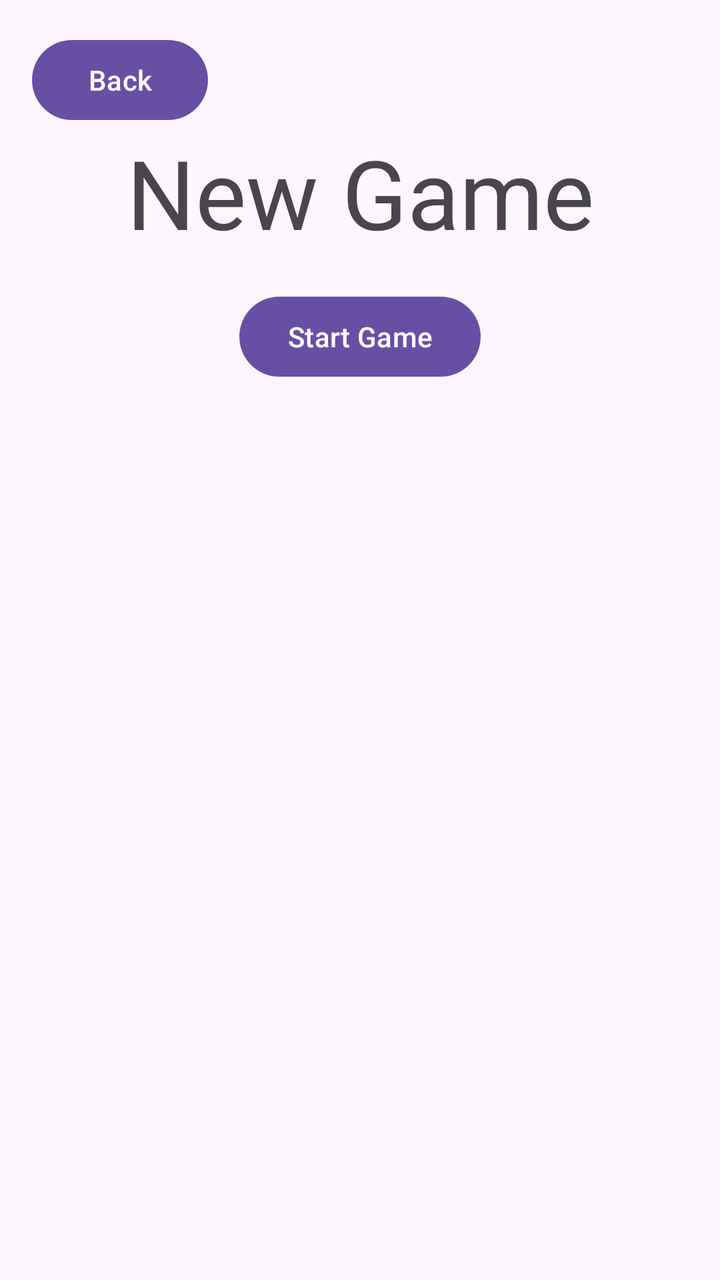
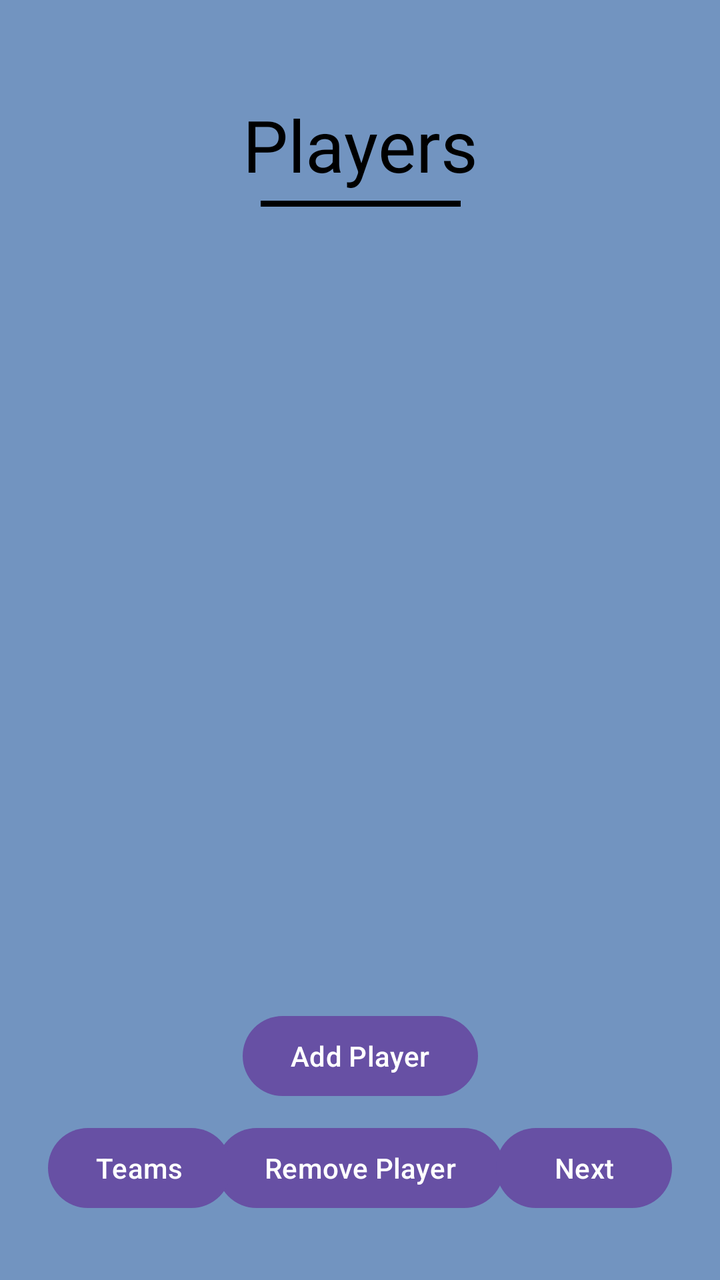

Before-and-after screenshots of an Android layout around one commit, followed by the original layout XML and the change that was made.
<!-- AndroidManifest.xml: application theme Theme.Final -->
<!-- res/layout/activity_start.xml -->
<?xml version="1.0" encoding="utf-8"?>
<androidx.constraintlayout.widget.ConstraintLayout xmlns:android="http://schemas.android.com/apk/res/android"
    xmlns:app="http://schemas.android.com/apk/res-auto"
    xmlns:tools="http://schemas.android.com/tools"
    android:id="@+id/main"
    android:layout_width="match_parent"
    android:layout_height="match_parent"
    tools:context=".Start">

    <Button
        android:id="@+id/button4"
        android:layout_width="wrap_content"
        android:layout_height="wrap_content"
        android:layout_marginStart="16dp"
        android:layout_marginTop="16dp"
        android:onClick="onBackPressed"
        android:text="Back"
        app:layout_constraintStart_toStartOf="parent"
        app:layout_constraintTop_toTopOf="parent" />

    <TextView
        android:id="@+id/textView3"
        android:layout_width="wrap_content"
        android:layout_height="wrap_content"
        android:text="New Game"
        android:textSize="48sp"
        app:layout_constraintEnd_toEndOf="parent"
        app:layout_constraintStart_toStartOf="parent"
        app:layout_constraintTop_toBottomOf="@+id/button4" />

    <Button
        android:id="@+id/button5"
        android:layout_width="wrap_content"
        android:layout_height="wrap_content"
        android:layout_marginTop="16dp"
        android:onClick="onStartGamePressed"
        android:text="Start Game"
        app:layout_constraintEnd_toEndOf="parent"
        app:layout_constraintStart_toStartOf="parent"
        app:layout_constraintTop_toBottomOf="@+id/textView3" />
</androidx.constraintlayout.widget.ConstraintLayout>
<!-- resources referenced by this layout -->
<resources>
  <style name="Theme.Final" parent="Base.Theme.Final" />
  <style name="Base.Theme.Final" parent="Theme.Material3.DayNight.NoActionBar">
          
          
      </style>
</resources>

<!-- the commit's change to res/layout/activity_start.xml (unified diff, before → after) -->
@@ -5,37 +5,103 @@
     android:id="@+id/main"
     android:layout_width="match_parent"
     android:layout_height="match_parent"
+    android:background="#7294C0"
     tools:context=".Start">
 
-    <Button
-        android:id="@+id/button4"
+    <TextView
+        android:id="@+id/tvTitle"
         android:layout_width="wrap_content"
         android:layout_height="wrap_content"
-        android:layout_marginStart="16dp"
-        android:layout_marginTop="16dp"
-        android:onClick="onBackPressed"
-        android:text="Back"
+        android:layout_marginTop="48dp"
+        android:text="Players"
+        android:textSize="36sp"
+        android:textColor="#000000"
+        app:layout_constraintEnd_toEndOf="parent"
         app:layout_constraintStart_toStartOf="parent"
         app:layout_constraintTop_toTopOf="parent" />
 
-    <TextView
-        android:id="@+id/textView3"
+    <View
+        android:id="@+id/titleDivider"
+        android:layout_width="100dp"
+        android:layout_height="3dp"
+        android:layout_marginTop="4dp"
+        android:background="#000000"
+        app:layout_constraintEnd_toEndOf="@+id/tvTitle"
+        app:layout_constraintStart_toStartOf="@+id/tvTitle"
+        app:layout_constraintTop_toBottomOf="@+id/tvTitle" />
+
+    
+    <View
+        android:id="@+id/teamsDivider"
+        android:layout_width="3dp"
+        android:layout_height="0dp"
+        android:layout_marginTop="16dp"
+        android:layout_marginBottom="16dp"
+        android:background="#000000"
+        android:visibility="gone"
+        app:layout_constraintBottom_toTopOf="@+id/btnAddPlayer"
+        app:layout_constraintEnd_toEndOf="parent"
+        app:layout_constraintStart_toStartOf="parent"
+        app:layout_constraintTop_toBottomOf="@+id/titleDivider" />
+
+    <ScrollView
+        android:id="@+id/scrollViewPlayers"
+        android:layout_width="0dp"
+        android:layout_height="0dp"
+        android:layout_marginTop="16dp"
+        android:layout_marginBottom="16dp"
+        app:layout_constraintBottom_toTopOf="@+id/btnAddPlayer"
+        app:layout_constraintEnd_toEndOf="parent"
+        app:layout_constraintStart_toStartOf="parent"
+        app:layout_constraintTop_toBottomOf="@+id/titleDivider">
+
+        
+        <TableLayout
+            android:id="@+id/tablePlayerList"
+            android:layout_width="match_parent"
+            android:layout_height="wrap_content"
+            android:padding="16dp"
+            android:stretchColumns="0,1" />
+    </ScrollView>
+
+    <Button
+        android:id="@+id/btnAddPlayer"
         android:layout_width="wrap_content"
         android:layout_height="wrap_content"
-        android:text="New Game"
-        android:textSize="48sp"
+        android:layout_marginBottom="8dp"
+        android:text="Add Player"
+        app:layout_constraintBottom_toTopOf="@+id/btnRemovePlayer"
         app:layout_constraintEnd_toEndOf="parent"
-        app:layout_constraintStart_toStartOf="parent"
-        app:layout_constraintTop_toBottomOf="@+id/button4" />
+        app:layout_constraintStart_toStartOf="parent" />
 
     <Button
-        android:id="@+id/button5"
+        android:id="@+id/btnRemovePlayer"
         android:layout_width="wrap_content"
         android:layout_height="wrap_content"
-        android:layout_marginTop="16dp"
+        android:layout_marginBottom="32dp"
+        android:text="Remove Player"
+        app:layout_constraintBottom_toBottomOf="parent"
+        app:layout_constraintEnd_toEndOf="parent"
+        app:layout_constraintStart_toStartOf="parent" />
+
+    <Button
+        android:id="@+id/btnToggleTeams"
+        android:layout_width="wrap_content"
+        android:layout_height="wrap_content"
+        android:layout_marginStart="24dp"
+        android:layout_marginBottom="32dp"
+        android:text="Teams"
+        app:layout_constraintBottom_toBottomOf="parent"
+        app:layout_constraintStart_toStartOf="parent" />
+
+    <Button
+        android:id="@+id/btnNext"
+        android:layout_width="wrap_content"
+        android:layout_height="wrap_content"
+        android:layout_marginEnd="24dp"
+        android:layout_marginBottom="32dp"
         android:onClick="onStartGamePressed"
-        android:text="Start Game"
-        app:layout_constraintEnd_toEndOf="parent"
-        app:layout_constraintStart_toStartOf="parent"
-        app:layout_constraintTop_toBottomOf="@+id/textView3" />
+        android:text="Next"
+        app:layout_constraintBottom_toBottomOf="parent"
+        app:layout_constraintEnd_toEndOf="parent" />
 </androidx.constraintlayout.widget.ConstraintLayout>
